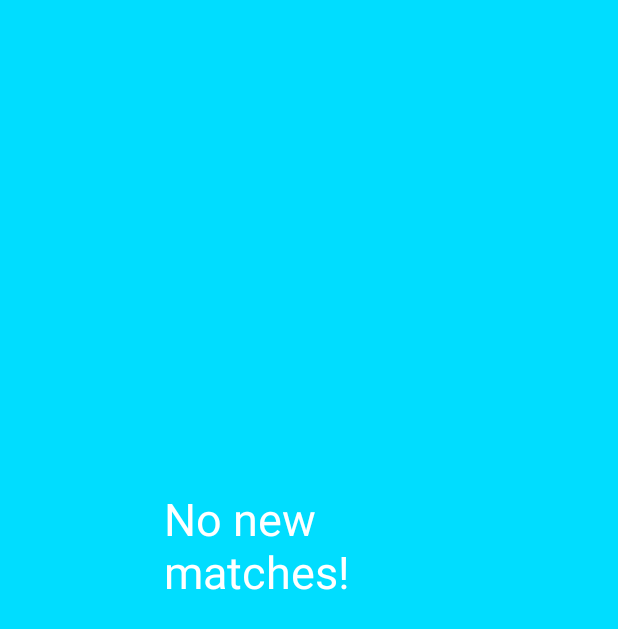
After one commit to AspiringEng/ReGroup, an Android app: the layout fragment_chat.xml on its own in the app's theme, with its tools: preview values and no code run, on a phone screen of 412 x 824 dp. The commit adds this screen. Shown: the top 629 px of the screen. Run offline under Robolectric (Android 15) with nearby library versions, the phone set to English and light mode, and no system bars.

Commit message:
Revert "Merge branch 'development' of https://github.com/Segal011/ReGroup into development"
This reverts commit 2eed4ab54d4f510d923d522a71d3cdd158ac3b51, reversing
changes made to 1e12a397660636644394f6623750d70f57bbefa4.

```diff
--- /dev/null
+++ b/app/src/main/java/com/example/regroup/ChatFragment.java
@@ -0,0 +1,18 @@
+package com.example.regroup;
+
+import android.os.Bundle;
+import android.support.annotation.NonNull;
+import android.support.annotation.Nullable;
+import android.support.v4.app.Fragment;
+import android.view.LayoutInflater;
+import android.view.View;
+import android.view.ViewGroup;
+
+public class ChatFragment extends Fragment {
+
+    @Nullable
+    @Override
+    public View onCreateView(@NonNull LayoutInflater inflater, @Nullable ViewGroup container, @Nullable Bundle savedInstanceState) {
+        return inflater.inflate(R.layout.fragment_matches, container, false);
+    }
+}
--- a/app/src/main/java/com/example/regroup/MainActivity.java
+++ b/app/src/main/java/com/example/regroup/MainActivity.java
@@ -52,6 +52,9 @@ public class MainActivity extends AppCompatActivity {
                             break;
                         case R.id.nav_settings:
                             selectedFragment = new SettingsFragment();
+                            break;
+                        case R.id.nav_chat:
+                            selectedFragment = new ChatFragment();
                             break;
                     }
                     //Tam, kad rodytu fragmentus:
--- /dev/null
+++ b/app/src/main/res/layout/fragment_chat.xml
@@ -0,0 +1,27 @@
+<?xml version="1.0" encoding="utf-8"?>
+<RelativeLayout xmlns:android="http://schemas.android.com/apk/res/android"
+    xmlns:app="http://schemas.android.com/apk/res-auto"
+    xmlns:tools="http://schemas.android.com/tools"
+    android:layout_width="match_parent"
+    android:layout_height="match_parent"
+    android:background="@android:color/holo_blue_bright">
+
+    <TextView
+        android:textAppearance="@style/Base.TextAppearance.AppCompat.Large"
+        android:textColor="@android:color/white"
+        android:layout_width="wrap_content"
+        android:layout_height="wrap_content"
+        android:layout_marginStart="109dp"
+        android:layout_marginLeft="109dp"
+        android:layout_marginTop="325dp"
+        android:layout_marginEnd="108dp"
+        android:layout_marginRight="108dp"
+        android:layout_marginBottom="365dp"
+        android:text="No new matches!"
+        android:textSize="30sp"
+        app:layout_constraintBottom_toBottomOf="parent"
+        app:layout_constraintEnd_toEndOf="parent"
+        app:layout_constraintStart_toStartOf="parent"
+        app:layout_constraintTop_toTopOf="parent" />
+
+</RelativeLayout>
```
